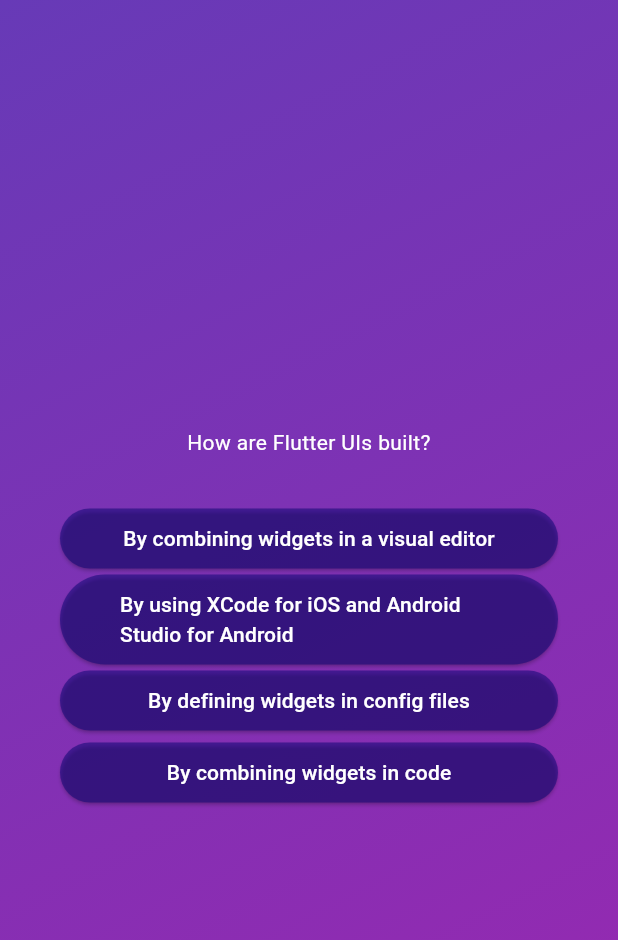
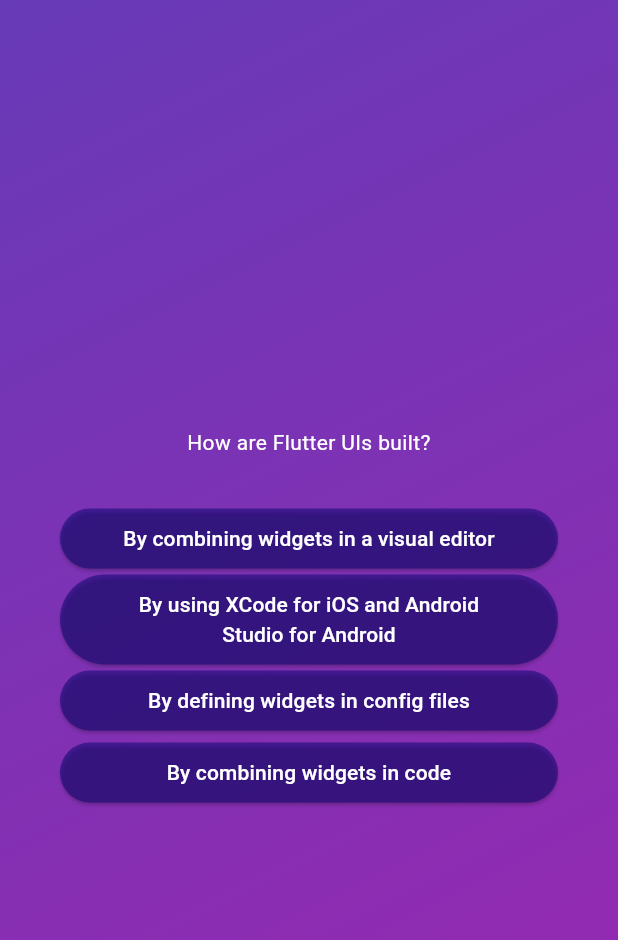
Before and after one commit to Olamigoke10/QuizAppFlutter, a Flutter app: the screen it shows after launch, after a tap on "Start Quiz", after a tap on "Components", on a phone screen of 412 x 824 dp. Shown: the top 940 px of the screen. Run offline on Flutter 3.47's test engine with Material 3 defaults, Android fonts, the phone set to English and light mode, and no system bars.

Commit message:
Aligning the questions and the buttons

```diff
--- a/lib/answer.button.dart
+++ b/lib/answer.button.dart
@@ -15,7 +15,7 @@ class AnswerButton extends StatelessWidget{
         shape: RoundedRectangleBorder(borderRadius: BorderRadius.circular(50)),
         padding: const EdgeInsets.symmetric(vertical: 10, horizontal: 40),
       ),
-      child: Text(answerText)
+      child: Text(answerText, textAlign: TextAlign.center,)
       );
   }
 }
```
